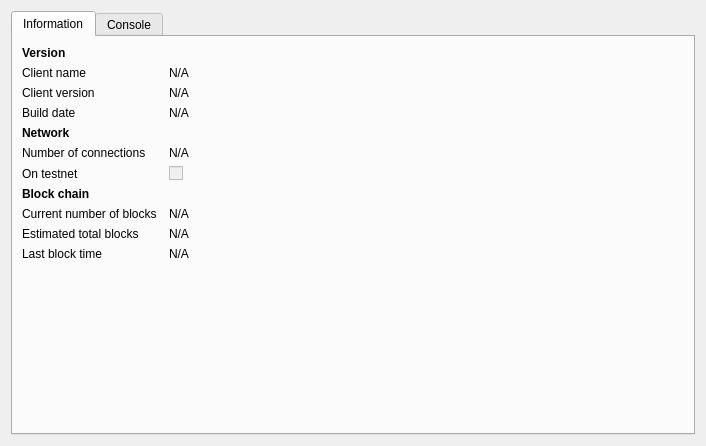
kac-/bitcoin, file src/qt/forms/rpcconsole.ui: the form before one commit.
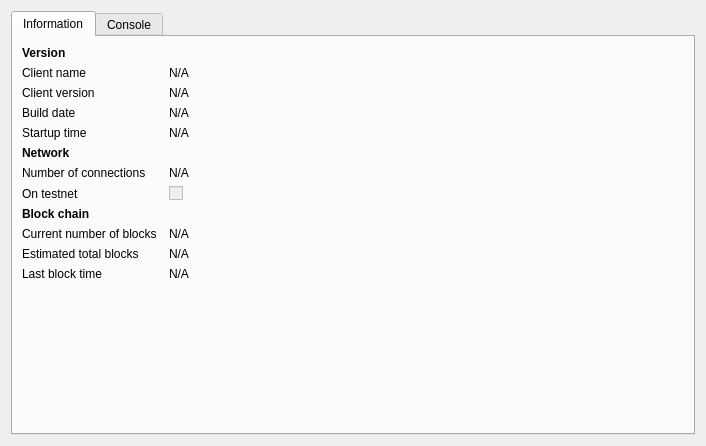
The form after the commit. Icons and pictures are not drawn.

Commit message:
cherry-pick 41c6b8abc60f90e73ae4ad89b0a922638a61bbea (add client startup time) w/ conflicts
add client startup time as an entry to debug.log (note: logged time in debug.log differs by a few seconds from the one displayed in the Debug window) / make ClientModel::formatClientStartupTime() return a QString

Conflicts:
	src/init.cpp
	src/qt/clientmodel.cpp
	src/qt/clientmodel.h
	src/qt/rpcconsole.cpp

Conflicts:
	src/init.cpp

```diff
--- a/src/qt/forms/rpcconsole.ui
+++ b/src/qt/forms/rpcconsole.ui
@@ -80,7 +80,7 @@
          </property>
         </widget>
        </item>
-       <item row="4" column="0">
+       <item row="5" column="0">
         <widget class="QLabel" name="label_11">
          <property name="font">
           <font>
@@ -93,14 +93,14 @@
          </property>
         </widget>
        </item>
-       <item row="5" column="0">
+       <item row="6" column="0">
         <widget class="QLabel" name="label_7">
          <property name="text">
           <string>Number of connections</string>
          </property>
         </widget>
        </item>
-       <item row="5" column="1">
+       <item row="6" column="1">
         <widget class="QLabel" name="numberOfConnections">
          <property name="text">
           <string>N/A</string>
@@ -113,14 +113,14 @@
          </property>
         </widget>
        </item>
-       <item row="6" column="0">
+       <item row="7" column="0">
         <widget class="QLabel" name="label_8">
          <property name="text">
           <string>On testnet</string>
          </property>
         </widget>
        </item>
-       <item row="6" column="1">
+       <item row="7" column="1">
         <widget class="QCheckBox" name="isTestNet">
          <property name="enabled">
           <bool>false</bool>
@@ -130,7 +130,7 @@
          </property>
         </widget>
        </item>
-       <item row="7" column="0">
+       <item row="8" column="0">
         <widget class="QLabel" name="label_10">
          <property name="font">
           <font>
@@ -143,14 +143,14 @@
          </property>
         </widget>
        </item>
-       <item row="8" column="0">
+       <item row="9" column="0">
         <widget class="QLabel" name="label_3">
          <property name="text">
           <string>Current number of blocks</string>
          </property>
         </widget>
        </item>
-       <item row="8" column="1">
+       <item row="9" column="1">
         <widget class="QLabel" name="numberOfBlocks">
          <property name="text">
           <string>N/A</string>
@@ -163,14 +163,14 @@
          </property>
         </widget>
        </item>
-       <item row="9" column="0">
+       <item row="10" column="0">
         <widget class="QLabel" name="label_4">
          <property name="text">
           <string>Estimated total blocks</string>
          </property>
         </widget>
        </item>
-       <item row="9" column="1">
+       <item row="10" column="1">
         <widget class="QLabel" name="totalBlocks">
          <property name="text">
           <string>N/A</string>
@@ -183,14 +183,14 @@
          </property>
         </widget>
        </item>
-       <item row="10" column="0">
+       <item row="11" column="0">
         <widget class="QLabel" name="label_2">
          <property name="text">
           <string>Last block time</string>
          </property>
         </widget>
        </item>
-       <item row="10" column="1">
+       <item row="11" column="1">
         <widget class="QLabel" name="lastBlockTime">
          <property name="text">
           <string>N/A</string>
@@ -203,7 +203,7 @@
          </property>
         </widget>
        </item>
-       <item row="11" column="0">
+       <item row="12" column="0">
         <spacer name="verticalSpacer">
          <property name="orientation">
           <enum>Qt::Vertical</enum>
@@ -230,6 +230,29 @@
          </property>
         </widget>
        </item>
+       <item row="4" column="0">
+        <widget class="QLabel" name="label_13">
+         <property name="text">
+          <string>Startup time</string>
+         </property>
+        </widget>
+       </item>
+       <item row="4" column="1">
+        <widget class="QLabel" name="startupTime">
+         <property name="cursor">
+          <cursorShape>IBeamCursor</cursorShape>
+         </property>
+         <property name="text">
+          <string>N/A</string>
+         </property>
+         <property name="textFormat">
+          <enum>Qt::PlainText</enum>
+         </property>
+         <property name="textInteractionFlags">
+          <set>Qt::LinksAccessibleByMouse|Qt::TextSelectableByKeyboard|Qt::TextSelectableByMouse</set>
+         </property>
+        </widget>
+       </item>
       </layout>
      </widget>
      <widget class="QWidget" name="tab_console">
```
The commit also changes 4 other files.
